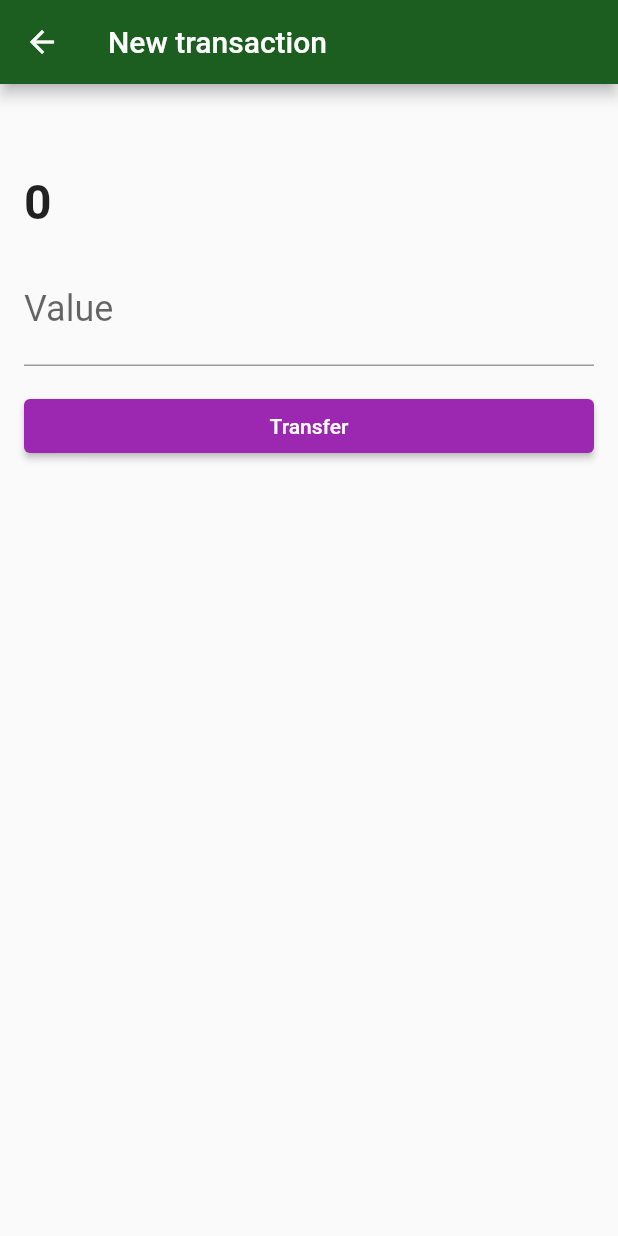
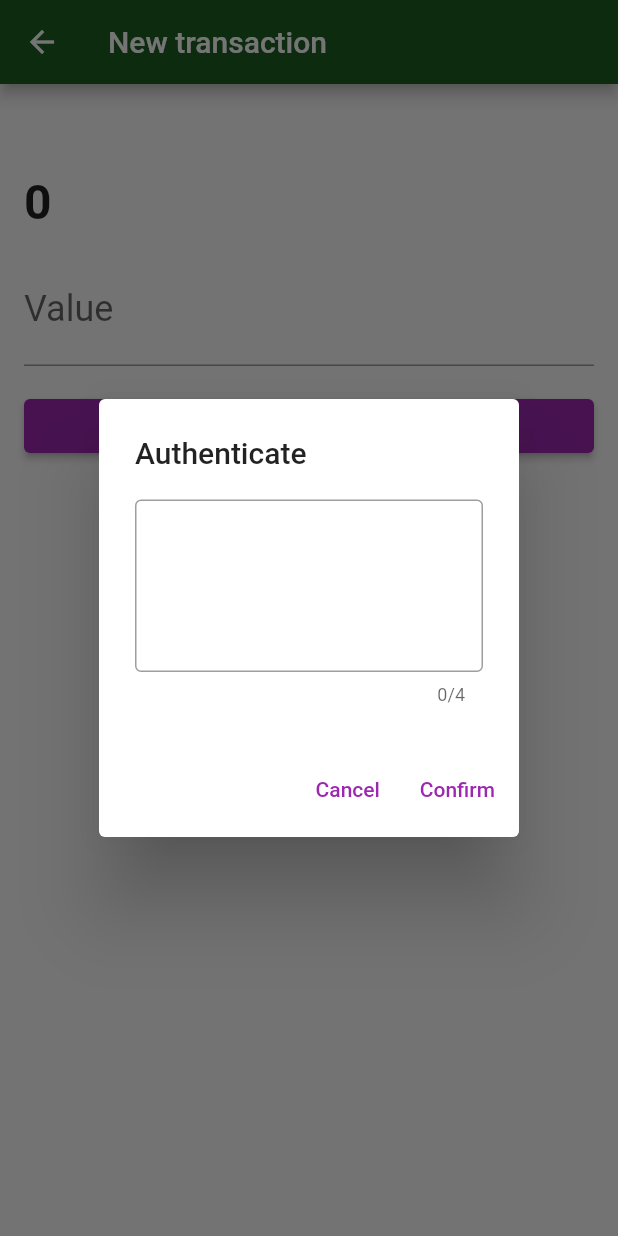
Before and after one commit to plimo263/alura_bytebank_api, a Flutter app: the TransactionForm screen opened directly with empty values, after a tap on "Transfer", on a phone screen of 412 x 824 dp. Run offline on Flutter 3.47's test engine with Material 2 defaults, Android fonts, the phone set to English and light mode, and no system bars; our stand-ins replace sqflite; missing offline and left inert: http_interceptor; accounts and stored records are empty.

Commit message:
Tratamento de erros da API, Exibição de Dialog para envio da autenticacao

```diff
--- /dev/null
+++ b/lib/components/transaction_auth_dialog.dart
@@ -0,0 +1,48 @@
+import 'package:flutter/material.dart';
+
+class TransactionAuthDialog extends StatefulWidget {
+  final Function(String password) onConfirm;
+  const TransactionAuthDialog({Key? key, required this.onConfirm})
+      : super(key: key);
+
+  @override
+  State<TransactionAuthDialog> createState() => _TransactionAuthDialogState();
+}
+
+class _TransactionAuthDialogState extends State<TransactionAuthDialog> {
+  final TextEditingController _passwordController = TextEditingController();
+
+  @override
+  Widget build(BuildContext context) {
+    return AlertDialog(
+      title: const Text('Authenticate'),
+      content: TextField(
+        controller: _passwordController,
+        obscureText: true,
+        //autofocus: true,
+        maxLength: 4,
+        decoration: const InputDecoration(border: OutlineInputBorder()),
+        keyboardType: TextInputType.number,
+        textAlign: TextAlign.center,
+        style: const TextStyle(
+          fontSize: 64,
+          letterSpacing: 24,
+        ),
+      ),
+      actions: [
+        TextButton(
+          onPressed: () => Navigator.pop(context),
+          child: const Text('Cancel'),
+        ),
+        TextButton(
+          onPressed: () {
+            final String password = _passwordController.text;
+            widget.onConfirm(password);
+            Navigator.pop(context);
+          },
+          child: const Text('Confirm'),
+        ),
+      ],
+    );
+  }
+}
--- a/lib/http/interceptors/logging_interceptor.dart
+++ b/lib/http/interceptors/logging_interceptor.dart
@@ -16,6 +16,7 @@ class LoggingInterceptor implements InterceptorContract {
   @override
   Future<ResponseData> interceptResponse({required ResponseData data}) async {
     debugPrint('Response');
+    debugPrint('Status ${data.statusCode}');
     debugPrint('URL ${data.url}');
     debugPrint('Headers ${data.headers}');
     debugPrint('Body ${data.body}');
--- a/lib/screens/transaction_form.dart
+++ b/lib/screens/transaction_form.dart
@@ -1,3 +1,4 @@
+import 'package:bytebank/components/transaction_auth_dialog.dart';
 import 'package:bytebank/http/webclients/transaction_webclient.dart';
 import 'package:bytebank/models/contacts.dart';
 import 'package:flutter/material.dart';
@@ -61,15 +62,20 @@ class _TransactionFormState extends State<TransactionForm> {
                   width: double.maxFinite,
                   child: ElevatedButton(
                     child: const Text('Transfer'),
-                    onPressed: () {
+                    onPressed: () async {
                       double? value = double.tryParse(_valueController.text);
-                      if (value != null) {
-                        final transactionCreated =
-                            Transaction(value, widget.contact);
-                        _webClient.save(transactionCreated).then((transaction) {
-                          Navigator.pop(context);
-                        });
-                      }
+
+                      await showDialog(
+                          context: context,
+                          builder: (contextDialog) {
+                            return TransactionAuthDialog(
+                              onConfirm: (String password) {
+                                if (value != null) {
+                                  _save(value, password, context);
+                                }
+                              },
+                            );
+                          });
                     },
                   ),
                 ),
@@ -80,4 +86,18 @@ class _TransactionFormState extends State<TransactionForm> {
       ),
     );
   }
+
+  void _save(double value, String password, BuildContext context) {
+    final transactionCreated = Transaction(value, widget.contact);
+    _webClient
+        .save(
+      transactionCreated,
+      password,
+    )
+        .then((transaction) {
+      Navigator.pop(context);
+    }).catchError((e) {
+      debugPrint(e);
+    });
+  }
 }
```
Also changed, not shown: lib/http/webclients/transaction_webclient.dart (+14 -2 lines).
